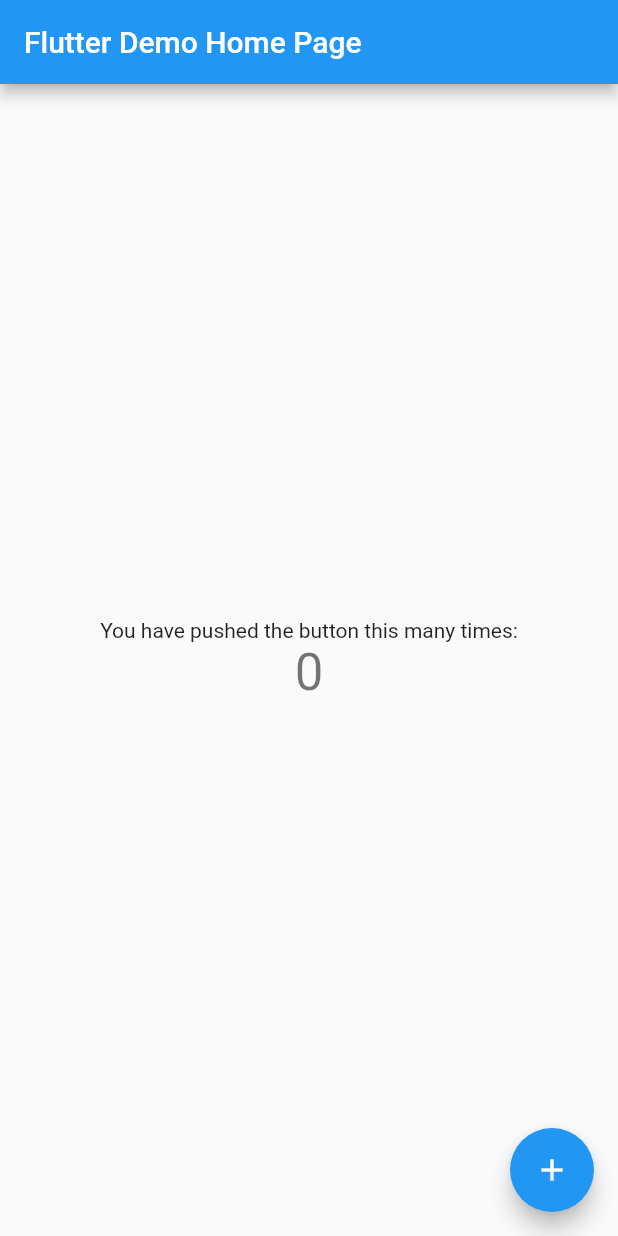
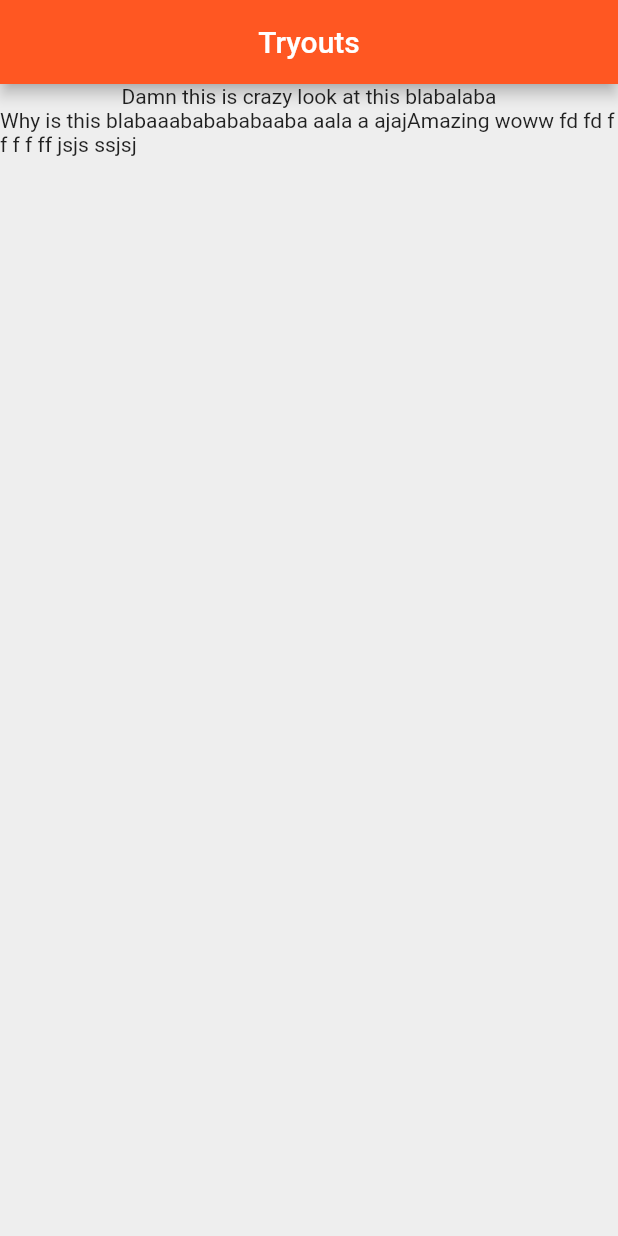
Before and after one commit to Svegiary/Learning-Flutter-3-, a Flutter app: the screen it shows after launch, on a phone screen of 412 x 824 dp. Run offline on Flutter 3.47's test engine with Material 2 defaults, Android fonts, the phone set to English and light mode, and no system bars.

```diff
--- a/lib/main.dart
+++ b/lib/main.dart
@@ -1,115 +1,41 @@
 import 'package:flutter/material.dart';
 
 void main() {
-  runApp(const MyApp());
+  runApp(const MaterialApp(
+    home: QuoteList(),
+  ));
 }
 
-class MyApp extends StatelessWidget {
-  const MyApp({Key? key}) : super(key: key);
 
-  // This widget is the root of your application.
+class QuoteList extends StatefulWidget {
+  const QuoteList({ Key? key }) : super(key: key);
+
+  @override
+  State<QuoteList> createState() => _QuoteListState();
+}
+
+class _QuoteListState extends State<QuoteList> {
+
+  List<String> quotes = [
+    'Damn this is crazy look at this blabalaba',
+    'Why is this blabaaababababaaba aala a ajaj'
+    'Amazing woww fd fd f f f f ff jsjs ssjsj '
+  ];
+
   @override
   Widget build(BuildContext context) {
-    return MaterialApp(
-      title: 'Flutter Demo',
-      theme: ThemeData(
-        // This is the theme of your application.
-        //
-        // Try running your application with "flutter run". You'll see the
-        // application has a blue toolbar. Then, without quitting the app, try
-        // changing the primarySwatch below to Colors.green and then invoke
-        // "hot reload" (press "r" in the console where you ran "flutter run",
-        // or simply save your changes to "hot reload" in a Flutter IDE).
-        // Notice that the counter didn't reset back to zero; the application
-        // is not restarted.
-        primarySwatch: Colors.blue,
+    return Scaffold(
+      backgroundColor: Colors.grey[200],
+      appBar: AppBar(
+        title: const Text('Tryouts'),
+        centerTitle: true,
+        backgroundColor: Colors.deepOrange
       ),
-      home: const MyHomePage(title: 'Flutter Demo Home Page'),
+      body: Column(
+        children: quotes.map((quote) {
+          return Text(quote);
+        }).toList(),
+      ),
     );
   }
 }
-
-class MyHomePage extends StatefulWidget {
-  const MyHomePage({Key? key, required this.title}) : super(key: key);
-
-  // This widget is the home page of your application. It is stateful, meaning
-  // that it has a State object (defined below) that contains fields that affect
-  // how it looks.
-
-  // This class is the configuration for the state. It holds the values (in this
-  // case the title) provided by the parent (in this case the App widget) and
-  // used by the build method of the State. Fields in a Widget subclass are
-  // always marked "final".
-
-  final String title;
-
-  @override
-  State<MyHomePage> createState() => _MyHomePageState();
-}
-
-class _MyHomePageState extends State<MyHomePage> {
-  int _counter = 0;
-
-  void _incrementCounter() {
-    setState(() {
-      // This call to setState tells the Flutter framework that something has
-      // changed in this State, which causes it to rerun the build method below
-      // so that the display can reflect the updated values. If we changed
-      // _counter without calling setState(), then the build method would not be
-      // called again, and so nothing would appear to happen.
-      _counter++;
-    });
-  }
-
-  @override
-  Widget build(BuildContext context) {
-    // This method is rerun every time setState is called, for instance as done
-    // by the _incrementCounter method above.
-    //
-    // The Flutter framework has been optimized to make rerunning build methods
-    // fast, so that you can just rebuild anything that needs updating rather
-    // than having to individually change instances of widgets.
-    return Scaffold(
-      appBar: AppBar(
-        // Here we take the value from the MyHomePage object that was created by
-        // the App.build method, and use it to set our appbar title.
-        title: Text(widget.title),
-      ),
-      body: Center(
-        // Center is a layout widget. It takes a single child and positions it
-        // in the middle of the parent.
-        child: Column(
-          // Column is also a layout widget. It takes a list of children and
-          // arranges them vertically. By default, it sizes itself to fit its
-          // children horizontally, and tries to be as tall as its parent.
-          //
-          // Invoke "debug painting" (press "p" in the console, choose the
-          // "Toggle Debug Paint" action from the Flutter Inspector in Android
-          // Studio, or the "Toggle Debug Paint" command in Visual Studio Code)
-          // to see the wireframe for each widget.
-          //
-          // Column has various properties to control how it sizes itself and
-          // how it positions its children. Here we use mainAxisAlignment to
-          // center the children vertically; the main axis here is the vertical
-          // axis because Columns are vertical (the cross axis would be
-          // horizontal).
-          mainAxisAlignment: MainAxisAlignment.center,
-          children: <Widget>[
-            const Text(
-              'You have pushed the button this many times:',
-            ),
-            Text(
-              '$_counter',
-              style: Theme.of(context).textTheme.headline4,
-            ),
-          ],
-        ),
-      ),
-      floatingActionButton: FloatingActionButton(
-        onPressed: _incrementCounter,
-        tooltip: 'Increment',
-        child: const Icon(Icons.add),
-      ), // This trailing comma makes auto-formatting nicer for build methods.
-    );
-  }
-}
```
Also changed, not shown: 1 other file.
